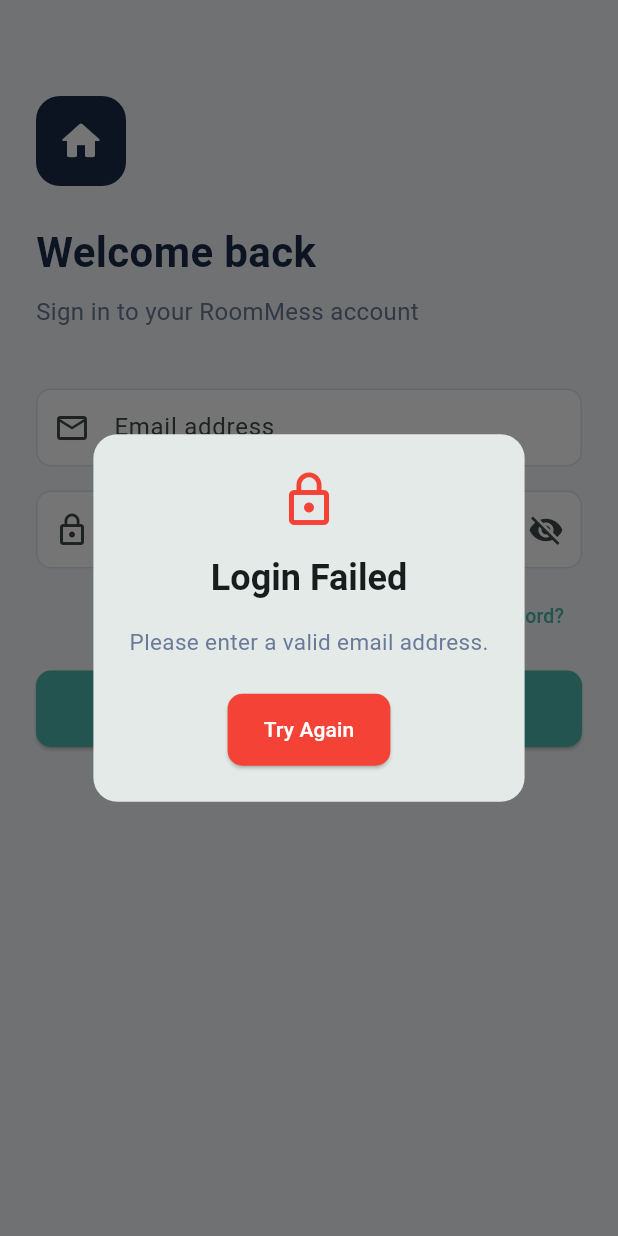
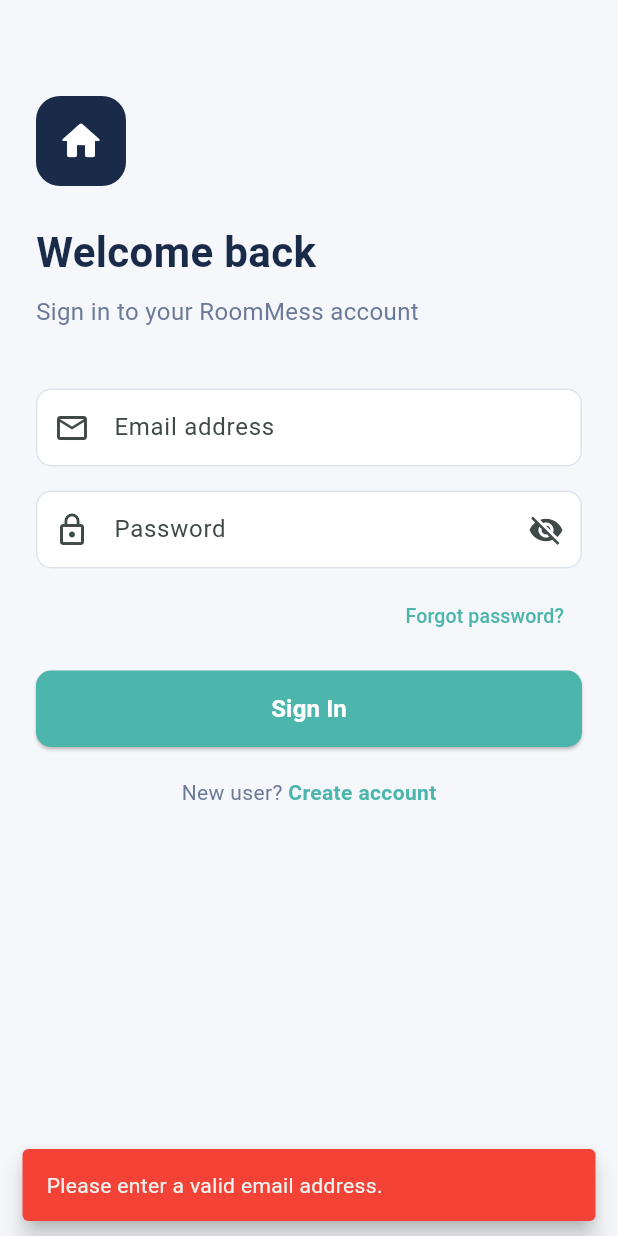
Before and after one commit to codexplot/mess-flutter, a Flutter app: the screen it shows after launch, after a tap on "Sign In", on a phone screen of 412 x 824 dp. Run offline on Flutter 3.47's test engine with Material 3 defaults, Android fonts, the phone set to English and light mode, and no system bars; our stand-ins replace image_picker, shared_preferences; accounts and stored records are empty.

Commit message:
Fix login dispose crash and add room code display to owner dashboard
- Fix unsafe context.read() in LoginScreen.dispose() that caused blank screen
- Add room code chip to owner home header with tap-to-copy functionality

Co-Authored-By: Claude Sonnet 4.6 <noreply@anthropic.com>

```diff
--- a/lib/screens/auth/login_screen.dart
+++ b/lib/screens/auth/login_screen.dart
@@ -1,6 +1,9 @@
 import 'package:flutter/material.dart';
 import 'package:provider/provider.dart';
 import '../../providers/auth_provider.dart';
+import '../../providers/room_provider.dart';
+import '../../providers/expense_provider.dart';
+import '../../main.dart';
 import '../../theme.dart';
 import '../../widgets/common.dart';
 import 'register_screen.dart';
@@ -21,41 +24,44 @@ class _LoginScreenState extends State<LoginScreen> {
   bool _loading = false;
   String? _errorMsg;
   int _failedAttempts = 0;
+  AuthProvider? _authProvider;
+
+  @override
+  void initState() {
+    super.initState();
+    WidgetsBinding.instance.addPostFrameCallback((_) {
+      if (mounted) {
+        _authProvider = context.read<AuthProvider>();
+        _authProvider!.addListener(_onAuthChange);
+      }
+    });
+  }
+
+  void _onAuthChange() {
+    final auth = _authProvider;
+    if (auth != null && auth.isAuthenticated && mounted) {
+      Navigator.of(context).pushAndRemoveUntil(
+        MaterialPageRoute(builder: (_) => const AuthGate()),
+        (_) => false,
+      );
+    }
+  }
 
   @override
   void dispose() {
+    _authProvider?.removeListener(_onAuthChange);
     _emailCtrl.dispose();
     _passCtrl.dispose();
     super.dispose();
   }
 
-  void _showErrorDialog(String msg) {
-    showDialog(
-      context: context,
-      builder: (_) => AlertDialog(
-        shape: RoundedRectangleBorder(borderRadius: BorderRadius.circular(16)),
-        icon: const Icon(Icons.lock_outline, color: AppTheme.error, size: 40),
-        title: const Text('Login Failed', textAlign: TextAlign.center,
-            style: TextStyle(fontWeight: FontWeight.bold)),
-        content: Text(msg, textAlign: TextAlign.center,
-            style: const TextStyle(color: AppTheme.textSecondary, fontSize: 15)),
-        actionsAlignment: MainAxisAlignment.center,
-        actions: [
-          if (_failedAttempts >= 3)
-            TextButton(
-              onPressed: () {
-                Navigator.pop(context);
-                Navigator.push(context,
-                    MaterialPageRoute(builder: (_) => const ForgotPasswordScreen()));
-              },
-              child: const Text('Reset Password', style: TextStyle(color: AppTheme.teal)),
-            ),
-          ElevatedButton(
-            onPressed: () => Navigator.pop(context),
-            style: ElevatedButton.styleFrom(backgroundColor: AppTheme.error),
-            child: const Text('Try Again', style: TextStyle(color: Colors.white)),
-          ),
-        ],
+  void _showSnackBar(String msg) {
+    ScaffoldMessenger.of(context).showSnackBar(
+      SnackBar(
+        content: Text(msg),
+        backgroundColor: AppTheme.error,
+        behavior: SnackBarBehavior.floating,
+        duration: const Duration(seconds: 3),
       ),
     );
   }
@@ -65,38 +71,35 @@ class _LoginScreenState extends State<LoginScreen> {
     final pass = _passCtrl.text;
 
     if (email.isEmpty || !email.contains('@')) {
-      _showErrorDialog('Please enter a valid email address.');
+      _showSnackBar('Please enter a valid email address.');
       return;
     }
     if (pass.length < 6) {
-      _showErrorDialog('Password must be at least 6 characters.');
+      _showSnackBar('Password must be at least 6 characters.');
       return;
     }
 
     setState(() { _errorMsg = null; _loading = true; });
     final auth = context.read<AuthProvider>();
-    final ok = await auth.loginPending(email, pass);
+    final ok = await auth.login(
+      email,
+      pass,
+      roomProvider: context.read<RoomProvider>(),
+      expenseProvider: context.read<ExpenseProvider>(),
+    );
 
     if (!mounted) return;
 
-    if (ok) {
-      setState(() => _loading = false);
-      final name = auth.pendingUser?.name ?? '';
-      await showDialog(
-        context: context,
-        barrierDismissible: false,
-        builder: (_) => _SuccessDialog(name: name),
-      );
-      if (mounted) auth.completeLogin();
-    } else {
+    setState(() => _loading = false);
+
+    if (!ok) {
       final msg = auth.error ?? 'Invalid email or password';
       setState(() {
-        _loading = false;
         _failedAttempts++;
         _errorMsg = msg;
         _passCtrl.clear();
       });
-      if (mounted) _showErrorDialog(msg);
+      _showSnackBar(msg);
     }
   }
 
```
Also changed, not shown: lib/screens/owner/owner_home_screen.dart (+44 -2 lines).
